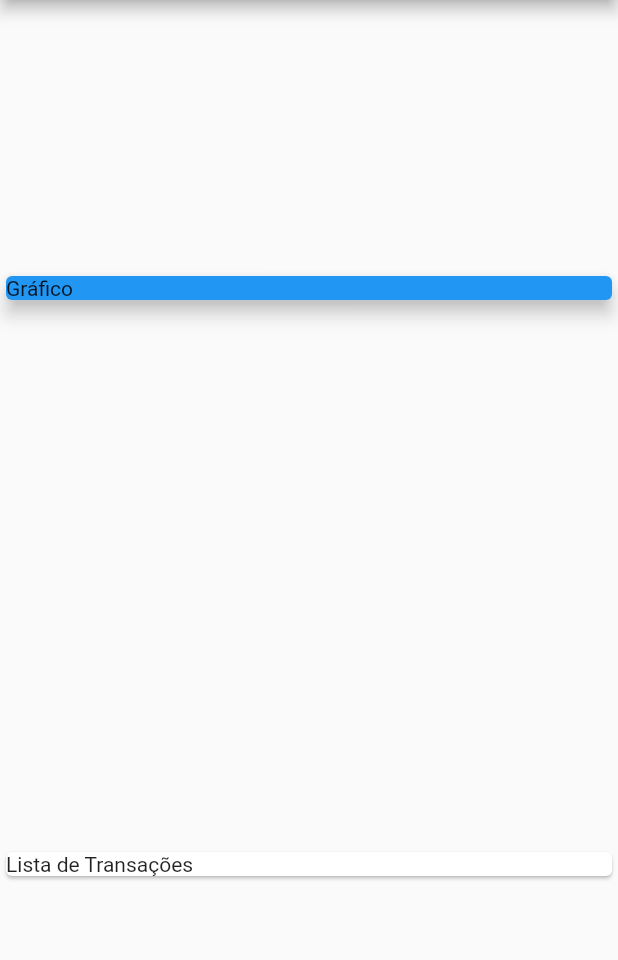
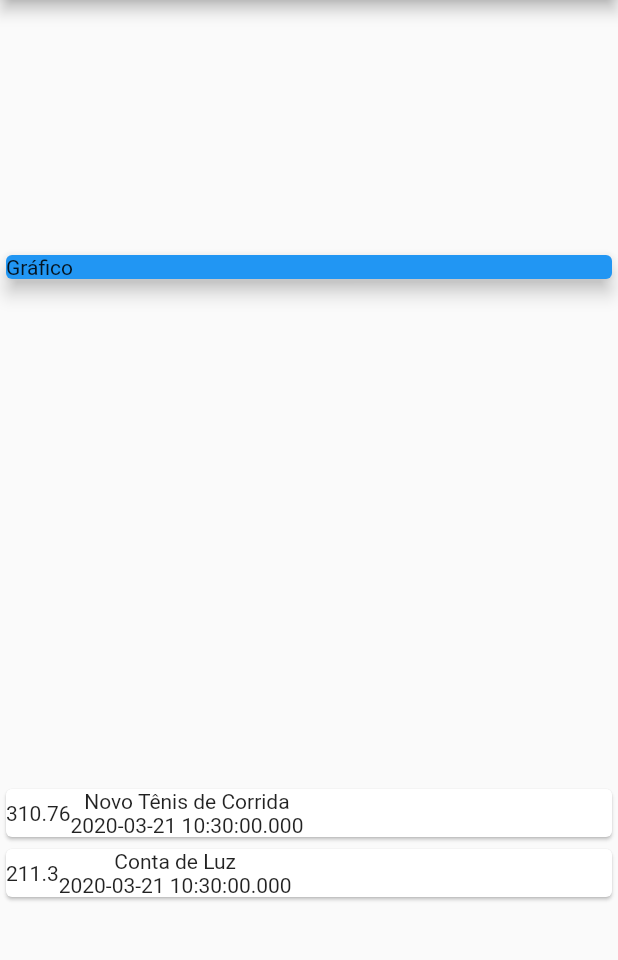
Before and after one commit to rcoproc/flutter_despesas_pessoais, a Flutter app: the screen it shows after launch, on a phone screen of 412 x 824 dp, the part 84-1044 px from its top. Run offline on Flutter 3.47's test engine with Material 2 defaults, Android fonts, the phone set to English and light mode, and no system bars.

```diff
--- a/lib/main.dart
+++ b/lib/main.dart
@@ -45,9 +45,27 @@ class MyHomePage extends StatelessWidget {
                 elevation: 5,
             ),
           ),
-          Card(
-                child: Text('Lista de Transações'),
-              )
+          Column(
+            children: _transactions.map((tr) {
+              return Card(
+                child: Row(
+                  children: <Widget>[
+                    Container(
+                      child: Text(
+                        tr.value.toString()
+                      )
+                    ),
+                    Column(
+                      children: <Widget>[
+                        Text(tr.title),
+                        Text(tr.date.toString()),
+                      ],
+                    )
+                  ],
+                )
+              );
+            }).toList(),
+          )
         ],
       ) ,
     );
```
